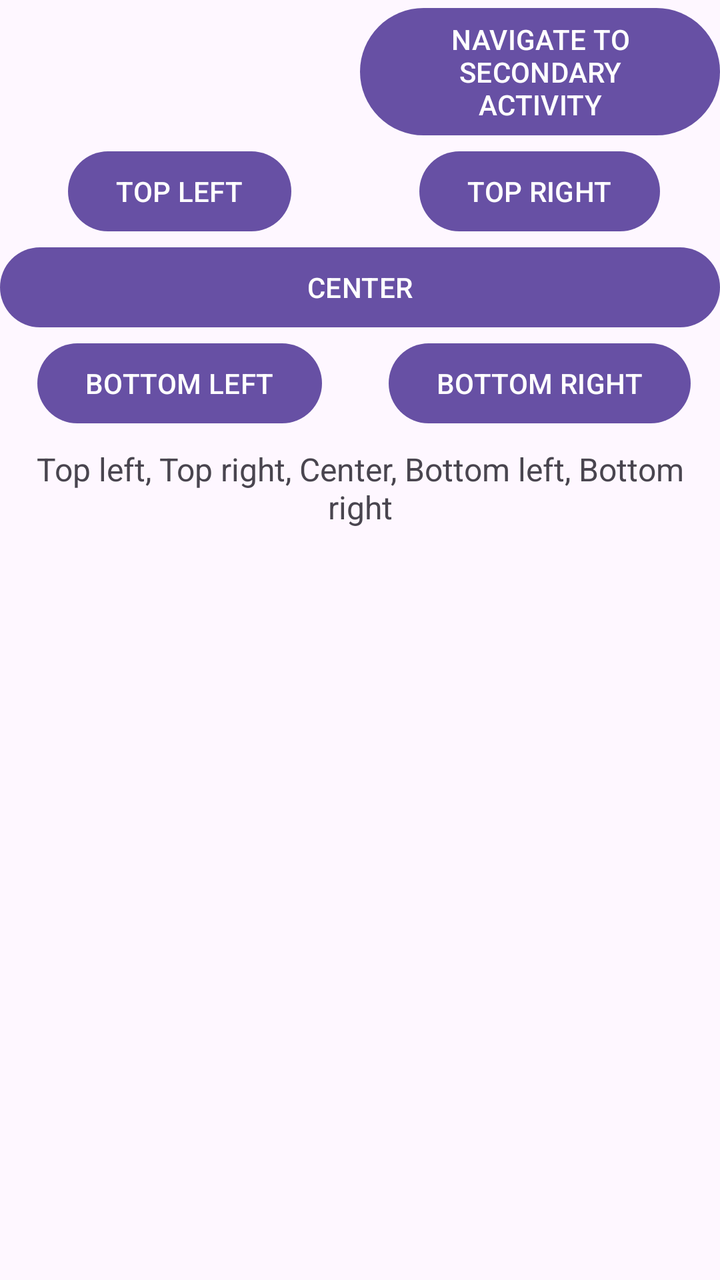
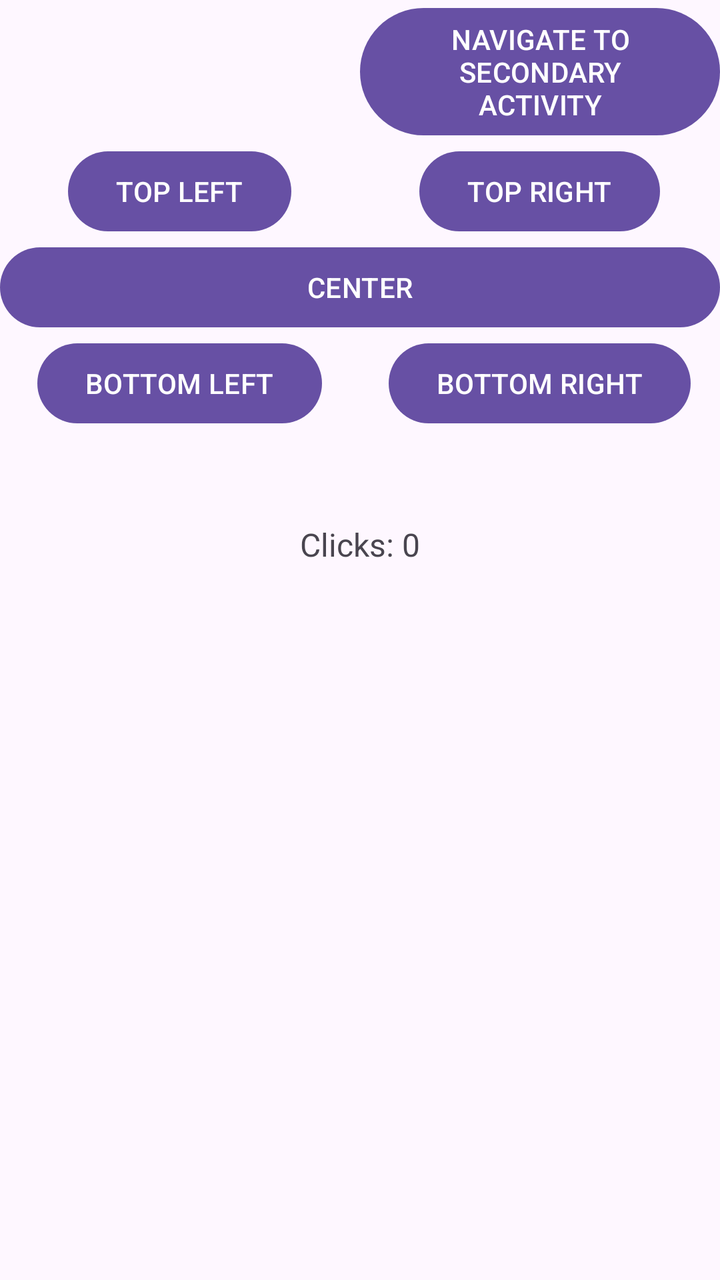

Screens rendered from an Android XML layout before and after an edit, with the pre-edit source and the edit as a unified diff.
<!-- AndroidManifest.xml: application theme Theme.PracticalTest01Var05 -->
<!-- res/layout/activity_main.xml -->
<?xml version="1.0" encoding="utf-8"?>
<LinearLayout xmlns:android="http://schemas.android.com/apk/res/android"
    xmlns:tools="http://schemas.android.com/tools"
    android:id="@+id/main"
    android:layout_width="match_parent"
    android:layout_height="match_parent"
    android:orientation="vertical"
    tools:context=".PracticalTest01Var05MainActivity">

    

    <LinearLayout
        android:layout_width="match_parent"
        android:layout_height="wrap_content"
        android:orientation="horizontal">

        <LinearLayout
            android:layout_width="0dp"
            android:layout_height="wrap_content"
            android:layout_weight="1"
            android:orientation="vertical">

            

        </LinearLayout>

        <LinearLayout
            android:layout_width="0dp"
            android:layout_height="wrap_content"
            android:layout_weight="1"
            android:orientation="vertical">


            <Button
                android:id="@+id/press_me_too_button"
                android:layout_width="wrap_content"
                android:layout_height="wrap_content"
                android:layout_gravity="center_horizontal"
                android:text="NAVIGATE TO SECONDARY ACTIVITY" />


        </LinearLayout>
    </LinearLayout>

    
    <LinearLayout
        android:layout_width="match_parent"
        android:layout_height="wrap_content"
        android:orientation="horizontal">

        <LinearLayout
            android:layout_width="0dp"
            android:layout_height="wrap_content"
            android:layout_weight="1"
            android:orientation="vertical">

            


            <Button
                android:id="@+id/press_me_button"
                android:layout_width="wrap_content"
                android:layout_height="wrap_content"
                android:layout_gravity="center_horizontal"
                android:text="TOP LEFT" />
        </LinearLayout>

        <LinearLayout
            android:layout_width="0dp"
            android:layout_height="wrap_content"
            android:layout_weight="1"
            android:orientation="vertical">


            <Button
                android:id="@+id/press_me_too_button"
                android:layout_width="wrap_content"
                android:layout_height="wrap_content"
                android:layout_gravity="center_horizontal"
                android:text="TOP RIGHT" />


        </LinearLayout>
    </LinearLayout>

    <Button
        android:id="@+id/navigate_to_secondary_activity_button"
        android:layout_width="match_parent"
        android:layout_height="wrap_content"
        android:text="CENTER" />

    <LinearLayout
        android:layout_width="match_parent"
        android:layout_height="wrap_content"
        android:orientation="horizontal">

        <LinearLayout
            android:layout_width="0dp"
            android:layout_height="wrap_content"
            android:layout_weight="1"
            android:orientation="vertical">

            


            <Button
                android:id="@+id/press_me_button"
                android:layout_width="wrap_content"
                android:layout_height="wrap_content"
                android:layout_gravity="center_horizontal"
                android:text="BOTTOM LEFT" />
        </LinearLayout>

        <LinearLayout
            android:layout_width="0dp"
            android:layout_height="wrap_content"
            android:layout_weight="1"
            android:orientation="vertical">


            <Button
                android:id="@+id/press_me_too_button"
                android:layout_width="wrap_content"
                android:layout_height="wrap_content"
                android:layout_gravity="center_horizontal"
                android:text="BOTTOM RIGHT" />


        </LinearLayout>
    </LinearLayout>

    <TextView
        android:id="@+id/acceleration_text_view"
        android:layout_width="match_parent"
        android:layout_height="wrap_content"
        android:gravity="center"
        android:padding="8dp"
        android:text="Top left, Top right, Center, Bottom left, Bottom right"
        android:textSize="16sp" />
</LinearLayout>
<!-- resources referenced by this layout -->
<resources>
  <style name="Theme.PracticalTest01Var05" parent="Base.Theme.PracticalTest01Var05" />
  <style name="Base.Theme.PracticalTest01Var05" parent="Theme.Material3.DayNight.NoActionBar">
          
          
      </style>
</resources>

<!-- the commit's change to res/layout/activity_main.xml (unified diff, before → after) -->
@@ -6,8 +6,6 @@
     android:layout_height="match_parent"
     android:orientation="vertical"
     tools:context=".PracticalTest01Var05MainActivity">
-
-    
 
     <LinearLayout
         android:layout_width="match_parent"
@@ -20,8 +18,6 @@
             android:layout_weight="1"
             android:orientation="vertical">
 
-            
-
         </LinearLayout>
 
         <LinearLayout
@@ -30,14 +26,12 @@
             android:layout_weight="1"
             android:orientation="vertical">
 
-
             <Button
-                android:id="@+id/press_me_too_button"
+                android:id="@+id/navigate_to_secondary_activity_button"
                 android:layout_width="wrap_content"
                 android:layout_height="wrap_content"
                 android:layout_gravity="center_horizontal"
                 android:text="NAVIGATE TO SECONDARY ACTIVITY" />
-
 
         </LinearLayout>
     </LinearLayout>
@@ -54,11 +48,8 @@
             android:layout_weight="1"
             android:orientation="vertical">
 
-            
-
-
             <Button
-                android:id="@+id/press_me_button"
+                android:id="@+id/top_left_button"
                 android:layout_width="wrap_content"
                 android:layout_height="wrap_content"
                 android:layout_gravity="center_horizontal"
@@ -71,20 +62,18 @@
             android:layout_weight="1"
             android:orientation="vertical">
 
-
             <Button
-                android:id="@+id/press_me_too_button"
+                android:id="@+id/top_right_button"
                 android:layout_width="wrap_content"
                 android:layout_height="wrap_content"
                 android:layout_gravity="center_horizontal"
                 android:text="TOP RIGHT" />
 
-
         </LinearLayout>
     </LinearLayout>
 
     <Button
-        android:id="@+id/navigate_to_secondary_activity_button"
+        android:id="@+id/center_button"
         android:layout_width="match_parent"
         android:layout_height="wrap_content"
         android:text="CENTER" />
@@ -100,11 +89,8 @@
             android:layout_weight="1"
             android:orientation="vertical">
 
-            
-
-
             <Button
-                android:id="@+id/press_me_button"
+                android:id="@+id/bottom_left_button"
                 android:layout_width="wrap_content"
                 android:layout_height="wrap_content"
                 android:layout_gravity="center_horizontal"
@@ -117,24 +103,32 @@
             android:layout_weight="1"
             android:orientation="vertical">
 
-
             <Button
-                android:id="@+id/press_me_too_button"
+                android:id="@+id/bottom_right_button"
                 android:layout_width="wrap_content"
                 android:layout_height="wrap_content"
                 android:layout_gravity="center_horizontal"
                 android:text="BOTTOM RIGHT" />
 
-
         </LinearLayout>
     </LinearLayout>
 
     <TextView
-        android:id="@+id/acceleration_text_view"
+        android:id="@+id/buttons_text_view"
         android:layout_width="match_parent"
         android:layout_height="wrap_content"
         android:gravity="center"
         android:padding="8dp"
-        android:text="Top left, Top right, Center, Bottom left, Bottom right"
+        android:text=""
+        android:textSize="16sp" />
+
+    
+    <TextView
+        android:id="@+id/clicks_text_view"
+        android:layout_width="match_parent"
+        android:layout_height="wrap_content"
+        android:gravity="center"
+        android:padding="8dp"
+        android:text="Clicks: 0"
         android:textSize="16sp" />
 </LinearLayout>
